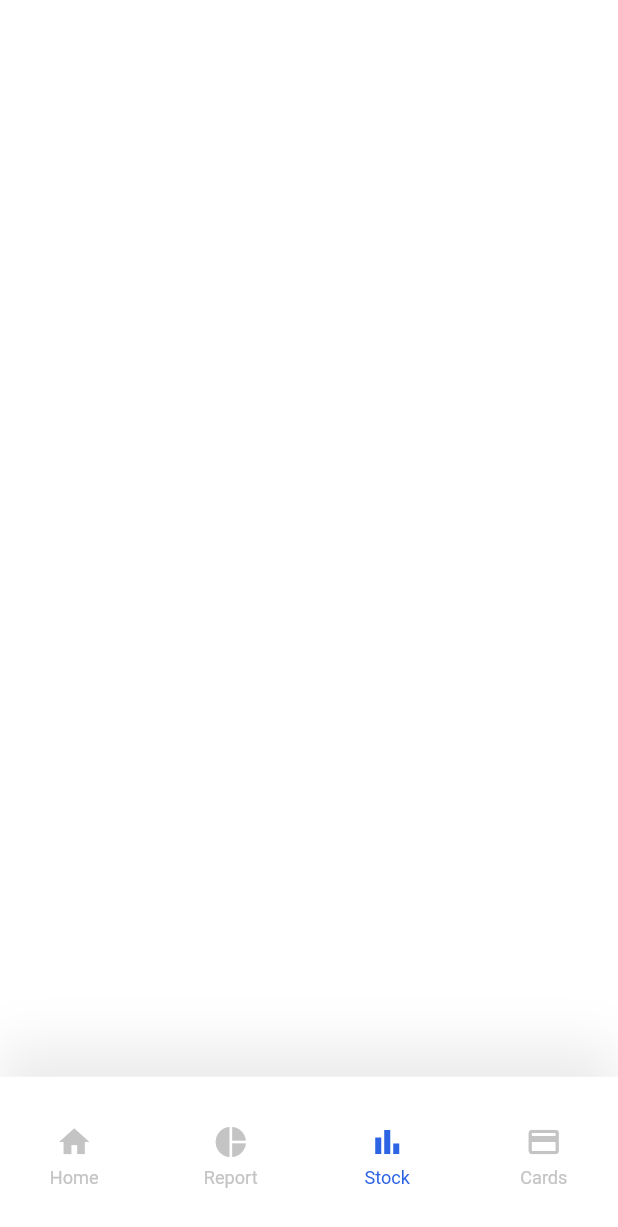
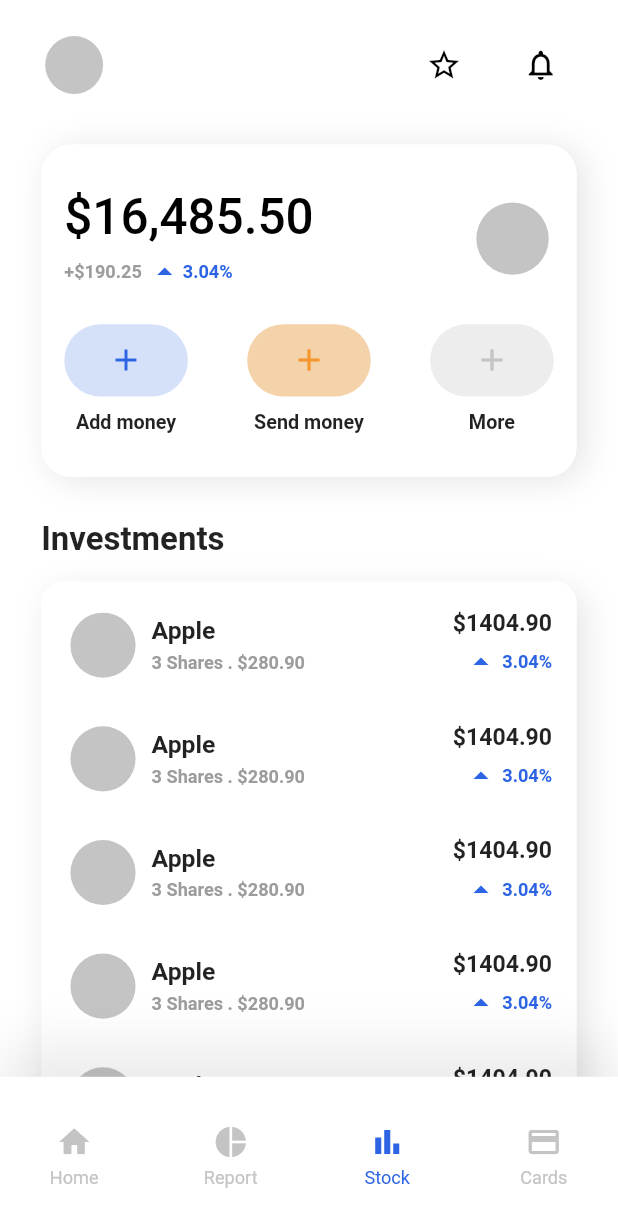
Before and after one commit to Donkelv/cribstock_test, a Flutter app: the screen it shows after launch, swiped to page 3, on a phone screen of 412 x 824 dp. Shown: the top 1227 px of the screen. Run offline on Flutter 3.47's test engine with Material 2 defaults, Android fonts, the phone set to English and light mode, and no system bars; our stand-ins replace flutter_screenutil.

Commit message:
feat: stock screen done

```diff
--- a/lib/presentation/screen/stock_screen.dart
+++ b/lib/presentation/screen/stock_screen.dart
@@ -1,11 +1,146 @@
+import 'package:cribstock_test/data/constants/color_const.dart';
 import 'package:flutter/material.dart';
+import 'package:flutter/services.dart';
+import 'package:flutter_screenutil/flutter_screenutil.dart';
 
+import '../widget/investment_widget.dart';
+import '../widget/stock_top_card_widget.dart';
 
 class StockScreen extends StatelessWidget {
   const StockScreen({Key? key}) : super(key: key);
 
   @override
   Widget build(BuildContext context) {
-    return Container();
+    Size size = MediaQuery.of(context).size;
+    return AnnotatedRegion<SystemUiOverlayStyle>(
+      value: const SystemUiOverlayStyle(
+        // For Android.
+        // Use [light] for white status bar and [dark] for black status bar.
+        statusBarIconBrightness: Brightness.dark,
+        // For iOS.
+        // Use [dark] for white status bar and [light] for black status bar.
+        statusBarBrightness: Brightness.light,
+        statusBarColor: Colors.transparent,
+      ),
+      child: Scaffold(
+        backgroundColor: whiteColor,
+        body: SafeArea(
+          top: true,
+          child: SingleChildScrollView(
+            physics: const BouncingScrollPhysics(),
+            child: Column(
+              mainAxisAlignment: MainAxisAlignment.start,
+              crossAxisAlignment: CrossAxisAlignment.start,
+              children: [
+                SizedBox(
+                  height: 20.0.h,
+                ),
+                Padding(
+                  padding: EdgeInsets.symmetric(
+                    horizontal: 25.0.w,
+                  ),
+                  child: Row(
+                    mainAxisAlignment: MainAxisAlignment.spaceBetween,
+                    crossAxisAlignment: CrossAxisAlignment.center,
+                    children: [
+                      Container(
+                        width: 40.0.w,
+                        height: 40.0.h,
+                        decoration: const BoxDecoration(
+                          shape: BoxShape.circle,
+                          color: greyColor,
+                        ),
+                      ),
+                      Row(
+                        mainAxisAlignment: MainAxisAlignment.start,
+                        crossAxisAlignment: CrossAxisAlignment.start,
+                        children: [
+                          IconButton(
+                            onPressed: () {},
+                            icon: const Icon(
+                              Icons.star_outline,
+                              color: blackColor,
+                            ),
+                          ),
+                          SizedBox(
+                            width: 15.0.w,
+                          ),
+                          IconButton(
+                            onPressed: () {},
+                            icon: const Icon(
+                              Icons.notifications_outlined,
+                              color: blackColor,
+                            ),
+                          ),
+                        ],
+                      ),
+                    ],
+                  ),
+                ),
+                SizedBox(
+                  height: 30.0.h,
+                ),
+                Container(
+                  margin: EdgeInsets.symmetric(horizontal: 25.0.w),
+                  width: size.width,
+                  decoration: BoxDecoration(
+                    color: whiteColor,
+                      borderRadius: BorderRadius.circular(20.0),
+                      boxShadow: [
+                        BoxShadow(
+                          color: const Color(0xFF000000).withOpacity(0.1),
+                          blurRadius: 18.0,
+                          spreadRadius: 0.0,
+                          offset: const Offset(5.0, 2.0),
+                        ),
+                      ]
+                  ),
+                  child: const StockTopCardWidget(),
+                ),
+                SizedBox(
+                  height: 30.0.h,
+                ),
+                Padding(
+                  padding:  EdgeInsets.only(left: 25.0.w),
+                  child: Text("Investments", style: TextStyle(fontSize: 20.0.sp, fontWeight: FontWeight.w600),),
+                ),
+                SizedBox(
+                  height: 15.0.h,
+                ),
+                Container(
+                  margin: EdgeInsets.symmetric(horizontal: 25.0.w),
+                  decoration: BoxDecoration(
+                    color: whiteColor,
+                    borderRadius: BorderRadius.circular(15.0),
+                    boxShadow: [
+                      BoxShadow(
+                        color: const Color(0xFF000000).withOpacity(0.1),
+                        blurRadius: 18.0,
+                        spreadRadius: 0.0,
+                        offset: const Offset(5.0, 6.0),
+                      ),
+                    ],
+                  ),
+                  child: Padding(padding: EdgeInsets.symmetric(
+                          horizontal: 15.0.w, vertical: 5.0.h),
+                          child: ListView.builder(
+                            physics: const NeverScrollableScrollPhysics(),
+              itemCount: 5,
+              shrinkWrap: true,
+                            itemBuilder: (context, index){
+                              return const InvestmentWidget();
+                            }
+                          ),
+                    ),
+                ),
+                SizedBox(
+                  height: 100.0.h,
+                )
+              ],
+            ),
+          ),
+        ),
+      ),
+    );
   }
 }
--- a/lib/presentation/widget/home_top_widget.dart
+++ b/lib/presentation/widget/home_top_widget.dart
@@ -1,6 +1,6 @@
 import 'package:cribstock_test/data/constants/color_const.dart';
 import 'package:flutter/material.dart';
-import 'package:flutter/services.dart';
+
 import 'package:flutter_screenutil/flutter_screenutil.dart';
 
 
@@ -68,7 +68,7 @@ class HomeTopWidget extends StatelessWidget {
                       IconButton(
                         onPressed: () {},
                         icon: const Icon(
-                          Icons.notifications,
+                          Icons.notifications_outlined,
                           color: whiteColor,
                         ),
                       ),
--- /dev/null
+++ b/lib/presentation/widget/investment_widget.dart
@@ -0,0 +1,95 @@
+import 'package:cribstock_test/data/constants/color_const.dart';
+import 'package:flutter/material.dart';
+
+import 'package:flutter_screenutil/flutter_screenutil.dart';
+
+
+
+
+
+class InvestmentWidget extends StatelessWidget {
+  const InvestmentWidget({
+    Key? key,
+  }) : super(key: key);
+
+  @override
+  Widget build(BuildContext context) {
+    return Padding(
+      padding: EdgeInsets.symmetric(vertical: 15.0.h),
+      child: Row(
+        mainAxisAlignment: MainAxisAlignment.spaceBetween,
+        crossAxisAlignment: CrossAxisAlignment.center,
+        children: [
+          Row(
+            children: [
+              Container(
+                width: 45.0.w,
+                height: 45.0.h,
+                decoration: const BoxDecoration(
+                  shape: BoxShape.circle,
+                  color: greyColor,
+                ),
+              ),
+              SizedBox(
+                width: 7.0.w,
+              ),
+              Column(
+                mainAxisAlignment: MainAxisAlignment.start,
+                crossAxisAlignment: CrossAxisAlignment.start,
+                children: [
+                  Text(
+                    "Apple",
+                    style: TextStyle(
+                        fontSize: 15.0.sp, fontWeight: FontWeight.w600),
+                  ),
+                  SizedBox(
+                    height: 5.0.h,
+                  ),
+                  Text(
+                    "3 Shares . \$280.90",
+                    style: TextStyle(
+                        fontSize: 11.0.sp,
+                        color: greyTextColor,
+                        fontWeight: FontWeight.w600),
+                  )
+                ],
+              ),
+            ],
+          ),
+          Column(
+            mainAxisAlignment: MainAxisAlignment.start,
+            crossAxisAlignment: CrossAxisAlignment.end,
+            children: [
+              Text(
+                "\$1404.90",
+                style:
+                    TextStyle(fontSize: 14.0.sp, fontWeight: FontWeight.w600),
+              ),
+              SizedBox(
+                height: 5.0.h,
+              ),
+              Row(
+                children: [
+                  const Icon(
+                    Icons.arrow_drop_up,
+                    color: primaryColor,
+                  ),
+                  SizedBox(
+                    width: 2.0.w,
+                  ),
+                  Text(
+                    "3.04%",
+                    style: TextStyle(
+                        fontSize: 11.0.sp,
+                        color: primaryColor,
+                        fontWeight: FontWeight.w600),
+                  ),
+                ],
+              )
+            ],
+          ),
+        ],
+      ),
+    );
+  }
+}
--- /dev/null
+++ b/lib/presentation/widget/stock_top_card_widget.dart
@@ -0,0 +1,187 @@
+
+import 'package:cribstock_test/data/constants/color_const.dart';
+import 'package:flutter/material.dart';
+
+import 'package:flutter_screenutil/flutter_screenutil.dart';
+
+
+
+class StockTopCardWidget extends StatelessWidget {
+  const StockTopCardWidget({
+    Key? key,
+  }) : super(key: key);
+
+  @override
+  Widget build(BuildContext context) {
+    return Padding(
+      padding: EdgeInsets.symmetric(horizontal: 14.0.w, vertical: 30.0.h),
+      child: Column(
+        mainAxisAlignment: MainAxisAlignment.start,
+        crossAxisAlignment: CrossAxisAlignment.start,
+        children: [
+          Row(
+            mainAxisAlignment: MainAxisAlignment.spaceBetween,
+            crossAxisAlignment: CrossAxisAlignment.center,
+            children: [
+              Column(
+                crossAxisAlignment: CrossAxisAlignment.start,
+                children: [
+                  Text(
+                    "\$16,485.50",
+                    style: TextStyle(
+                        color: blackColor,
+                        fontWeight: FontWeight.w500,
+                        fontSize: 30.0.sp),
+                  ),
+                  SizedBox(
+                    height: 5.0.h,
+                  ),
+                  Row(
+                    children: [
+                      Text(
+                        "+\$190.25",
+                        style: TextStyle(
+                            color: greyTextColor,
+                            fontWeight: FontWeight.w600,
+                            fontSize: 11.0.sp),
+                      ),
+                      SizedBox(
+                        width: 3.0.w,
+                      ),
+                      const Icon(
+                        Icons.arrow_drop_up,
+                        color: primaryColor,
+                      ),
+                      Text(
+                        "3.04%",
+                        style: TextStyle(
+                            color: primaryColor,
+                            fontWeight: FontWeight.w600,
+                            fontSize: 11.0.sp),
+                      ),
+                    ],
+                  ),
+                ],
+              ),
+              Container(
+                width: 50.0.w,
+                height: 50.0.h,
+                decoration: const BoxDecoration(
+                  color: greyColor,
+                  shape: BoxShape.circle,
+                ),
+              )
+            ],
+          ),
+          SizedBox(
+            height: 24.0.h,
+          ),
+          Row(
+            crossAxisAlignment: CrossAxisAlignment.center,
+            mainAxisAlignment: MainAxisAlignment.spaceBetween,
+            children: [
+              Column(
+                children: [
+                  Container(
+                    width: 75.0.w,
+                    height: 50.0.h,
+                    decoration: BoxDecoration(
+                        borderRadius: BorderRadius.circular(25.0),
+                        color: primaryColor.withOpacity(0.2)),
+                    child: Material(
+                      type: MaterialType.transparency,
+                      child: InkWell(
+                        borderRadius: BorderRadius.circular(25.0),
+                        onTap: () {},
+                        child: const Center(
+                          child: Icon(
+                            Icons.add,
+                            color: primaryColor,
+                          ),
+                        ),
+                      ),
+                    ),
+                  ),
+                  SizedBox(
+                    height: 10.0.h,
+                  ),
+                  Text(
+                    "Add money",
+                    style: TextStyle(
+                        fontSize: 12.0.sp, fontWeight: FontWeight.w700),
+                  )
+                ],
+              ),
+              Column(
+                children: [
+                  Container(
+                    width: 75.0.w,
+                    height: 50.0.h,
+                    decoration: BoxDecoration(
+                      borderRadius: BorderRadius.circular(25.0),
+                      color: const Color.fromARGB(246, 244, 208, 167),
+                    ),
+                    child: Material(
+                      type: MaterialType.transparency,
+                      child: InkWell(
+                        borderRadius: BorderRadius.circular(25.0),
+                        onTap: () {},
+                        child: const Center(
+                          child: Icon(
+                            Icons.add,
+                            color: Color.fromARGB(246, 244, 149, 41),
+                          ),
+                        ),
+                      ),
+                    ),
+                  ),
+                  SizedBox(
+                    height: 10.0.h,
+                  ),
+                  Text(
+                    "Send money",
+                    style: TextStyle(
+                        fontSize: 12.0.sp, fontWeight: FontWeight.w700),
+                  )
+                ],
+              ),
+              Column(
+                children: [
+                  Container(
+                    width: 75.0.w,
+                    height: 50.0.h,
+                    decoration: BoxDecoration(
+                      borderRadius: BorderRadius.circular(25.0),
+                      color: greyColor.withOpacity(0.3),
+                    ),
+                    child: Material(
+                      type: MaterialType.transparency,
+                      child: InkWell(
+                        borderRadius: BorderRadius.circular(25.0),
+                        onTap: () {},
+                        child: const Center(
+                          child: Icon(
+                            Icons.add,
+                            color: greyColor,
+                          ),
+                        ),
+                      ),
+                    ),
+                  ),
+                  SizedBox(
+                    height: 10.0.h,
+                  ),
+                  Text(
+                    "More",
+                    style: TextStyle(
+                        fontSize: 12.0.sp, fontWeight: FontWeight.w700),
+                  )
+                ],
+              ),
+            ],
+          ),
+        ],
+      ),
+    );
+  }
+}
```
